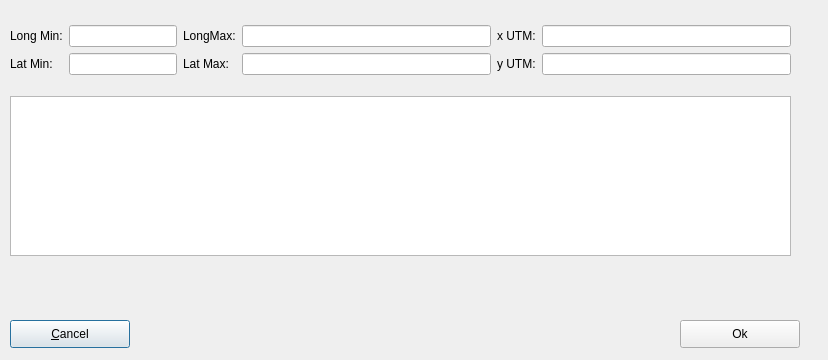
First picture: the form in formPesquisa.ui, repository jubasky/Bathy_SDB, before the edit.
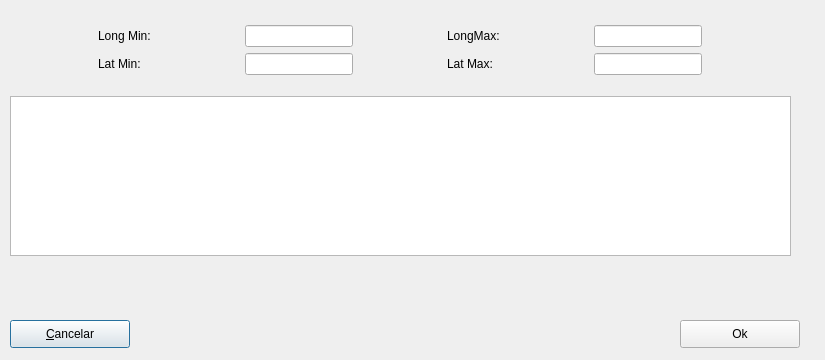
Second picture: the form after the edit.

The edit to the form file:
```diff
--- a/formPesquisa.ui
+++ b/formPesquisa.ui
@@ -6,7 +6,7 @@
    <rect>
     <x>0</x>
     <y>0</y>
-    <width>828</width>
+    <width>825</width>
     <height>360</height>
    </rect>
   </property>
@@ -37,45 +37,22 @@
    <layout class="QVBoxLayout" name="verticalLayout">
     <item>
      <layout class="QGridLayout" name="gridLayout">
-      <item row="0" column="5">
-       <widget class="QLabel" name="label_UTMx">
-        <property name="text">
-         <string>x UTM:</string>
-        </property>
-       </widget>
-      </item>
-      <item row="0" column="4">
-       <widget class="QLineEdit" name="lineEdit_LongMax"/>
-      </item>
-      <item row="0" column="3">
-       <widget class="QLabel" name="label_LongMax">
-        <property name="text">
-         <string>LongMax:</string>
-        </property>
-       </widget>
-      </item>
-      <item row="0" column="0">
-       <widget class="QLabel" name="label_LongMin">
-        <property name="text">
-         <string>Long Min:</string>
-        </property>
-       </widget>
-      </item>
-      <item row="1" column="4">
-       <widget class="QLineEdit" name="lineEdit_LatMax"/>
-      </item>
-      <item row="1" column="1" colspan="2">
-       <widget class="QLineEdit" name="lineEdit_LatMin"/>
-      </item>
-      <item row="1" column="3">
+      <item row="1" column="2">
        <widget class="QLabel" name="label_LatMax">
         <property name="text">
          <string>Lat Max:</string>
         </property>
        </widget>
       </item>
-      <item row="0" column="6">
-       <widget class="QLineEdit" name="lineEdit_UTMx"/>
+      <item row="1" column="3">
+       <widget class="QLineEdit" name="lineEdit_LatMax">
+        <property name="sizePolicy">
+         <sizepolicy hsizetype="Fixed" vsizetype="Fixed">
+          <horstretch>0</horstretch>
+          <verstretch>0</verstretch>
+         </sizepolicy>
+        </property>
+       </widget>
       </item>
       <item row="1" column="0">
        <widget class="QLabel" name="label_LatMin">
@@ -84,18 +61,61 @@
         </property>
        </widget>
       </item>
-      <item row="1" column="5">
-       <widget class="QLabel" name="label_UTMy">
+      <item row="0" column="0">
+       <widget class="QLabel" name="label_LongMin">
+        <property name="sizePolicy">
+         <sizepolicy hsizetype="Fixed" vsizetype="Preferred">
+          <horstretch>0</horstretch>
+          <verstretch>0</verstretch>
+         </sizepolicy>
+        </property>
         <property name="text">
-         <string>y UTM:</string>
+         <string>Long Min:</string>
         </property>
        </widget>
       </item>
-      <item row="1" column="6">
-       <widget class="QLineEdit" name="lineEdit_UTM_y"/>
+      <item row="0" column="2">
+       <widget class="QLabel" name="label_LongMax">
+        <property name="sizePolicy">
+         <sizepolicy hsizetype="Fixed" vsizetype="Preferred">
+          <horstretch>0</horstretch>
+          <verstretch>0</verstretch>
+         </sizepolicy>
+        </property>
+        <property name="text">
+         <string>LongMax:</string>
+        </property>
+       </widget>
       </item>
-      <item row="0" column="1" colspan="2">
-       <widget class="QLineEdit" name="lineEdit_LongMin"/>
+      <item row="1" column="1">
+       <widget class="QLineEdit" name="lineEdit_LatMin">
+        <property name="sizePolicy">
+         <sizepolicy hsizetype="Fixed" vsizetype="Fixed">
+          <horstretch>0</horstretch>
+          <verstretch>0</verstretch>
+         </sizepolicy>
+        </property>
+       </widget>
+      </item>
+      <item row="0" column="3">
+       <widget class="QLineEdit" name="lineEdit_LongMax">
+        <property name="sizePolicy">
+         <sizepolicy hsizetype="Fixed" vsizetype="Fixed">
+          <horstretch>0</horstretch>
+          <verstretch>0</verstretch>
+         </sizepolicy>
+        </property>
+       </widget>
+      </item>
+      <item row="0" column="1">
+       <widget class="QLineEdit" name="lineEdit_LongMin">
+        <property name="sizePolicy">
+         <sizepolicy hsizetype="Fixed" vsizetype="Fixed">
+          <horstretch>0</horstretch>
+          <verstretch>0</verstretch>
+         </sizepolicy>
+        </property>
+       </widget>
       </item>
      </layout>
     </item>
@@ -133,7 +153,7 @@
     </size>
    </property>
    <property name="text">
-    <string>&amp;Cancel</string>
+    <string>&amp;Cancelar</string>
    </property>
   </widget>
   <widget class="QPushButton" name="pushButtonOk">
```
